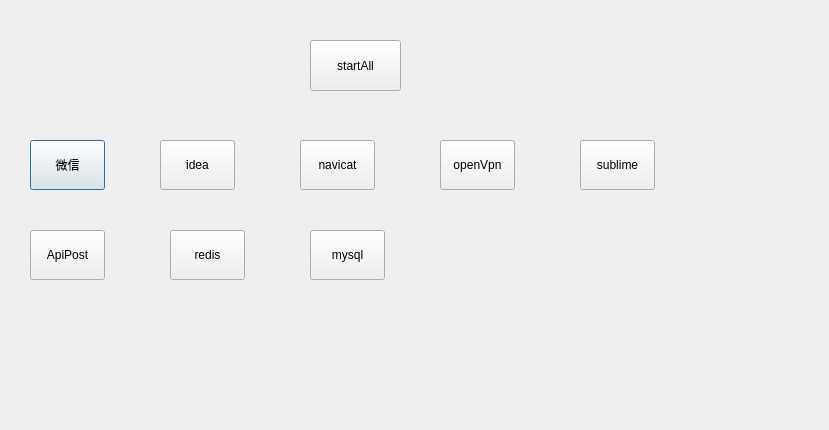
The window that easy_start_app/ui/window.ui (hy1997/PyProjects) describes before a commit, drawn with Qt 5.
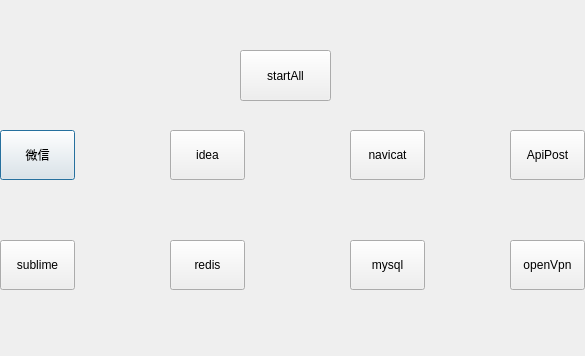
The same window after the commit.

The edit to the form file:
```diff
--- a/easy_start_app/ui/window.ui
+++ b/easy_start_app/ui/window.ui
@@ -6,8 +6,8 @@
    <rect>
     <x>0</x>
     <y>0</y>
-    <width>829</width>
-    <height>430</height>
+    <width>585</width>
+    <height>356</height>
    </rect>
   </property>
   <property name="windowTitle">
@@ -19,8 +19,8 @@
    </property>
    <property name="geometry">
     <rect>
-     <x>30</x>
-     <y>140</y>
+     <x>0</x>
+     <y>130</y>
      <width>75</width>
      <height>50</height>
     </rect>
@@ -47,8 +47,8 @@
    </property>
    <property name="geometry">
     <rect>
-     <x>160</x>
-     <y>140</y>
+     <x>170</x>
+     <y>130</y>
      <width>75</width>
      <height>50</height>
     </rect>
@@ -69,8 +69,8 @@
    </property>
    <property name="geometry">
     <rect>
-     <x>300</x>
-     <y>140</y>
+     <x>350</x>
+     <y>130</y>
      <width>75</width>
      <height>50</height>
     </rect>
@@ -91,8 +91,8 @@
    </property>
    <property name="geometry">
     <rect>
-     <x>440</x>
-     <y>140</y>
+     <x>510</x>
+     <y>240</y>
      <width>75</width>
      <height>50</height>
     </rect>
@@ -113,8 +113,8 @@
    </property>
    <property name="geometry">
     <rect>
-     <x>580</x>
-     <y>140</y>
+     <x>0</x>
+     <y>240</y>
      <width>75</width>
      <height>50</height>
     </rect>
@@ -132,8 +132,8 @@
   <widget class="QPushButton" name="startAllbut">
    <property name="geometry">
     <rect>
-     <x>310</x>
-     <y>40</y>
+     <x>240</x>
+     <y>50</y>
      <width>91</width>
      <height>51</height>
     </rect>
@@ -148,8 +148,8 @@
    </property>
    <property name="geometry">
     <rect>
-     <x>30</x>
-     <y>230</y>
+     <x>510</x>
+     <y>130</y>
      <width>75</width>
      <height>50</height>
     </rect>
@@ -171,7 +171,7 @@
    <property name="geometry">
     <rect>
      <x>170</x>
-     <y>230</y>
+     <y>240</y>
      <width>75</width>
      <height>50</height>
     </rect>
@@ -192,8 +192,8 @@
    </property>
    <property name="geometry">
     <rect>
-     <x>310</x>
-     <y>230</y>
+     <x>350</x>
+     <y>240</y>
      <width>75</width>
      <height>50</height>
     </rect>
```
Left out of the diff: 12 changed lines with no effect on the pictures.
